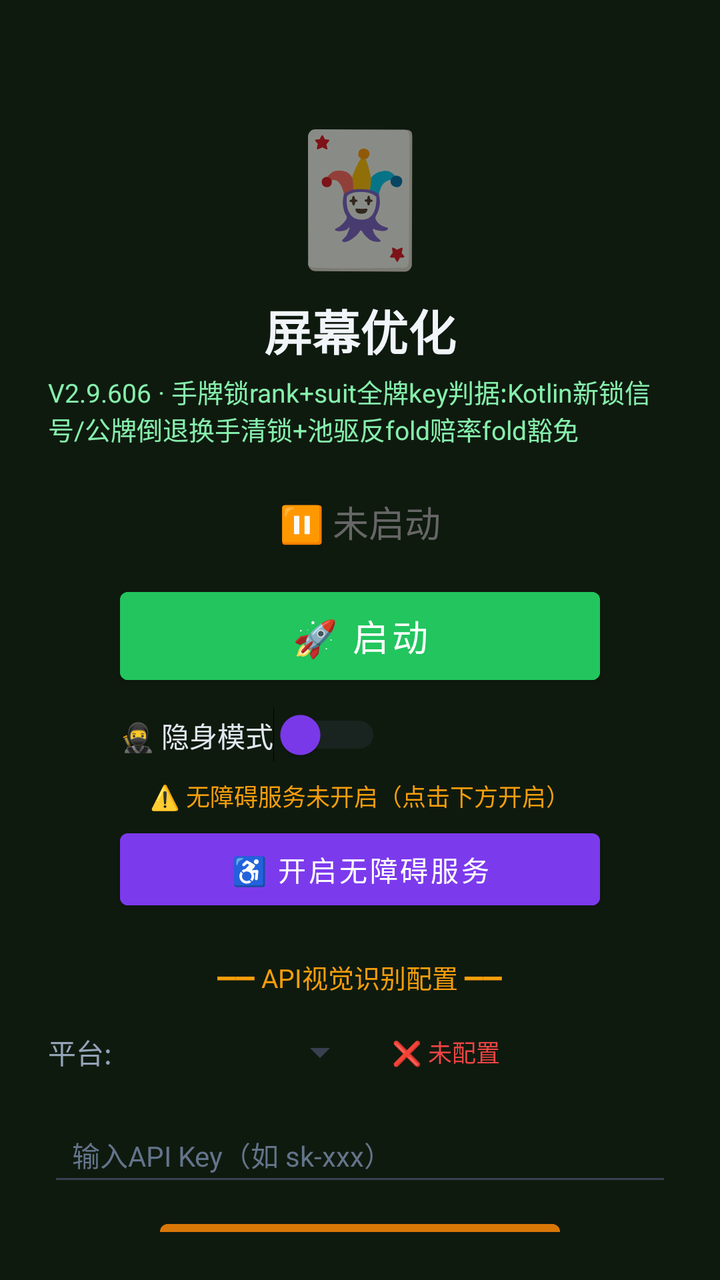
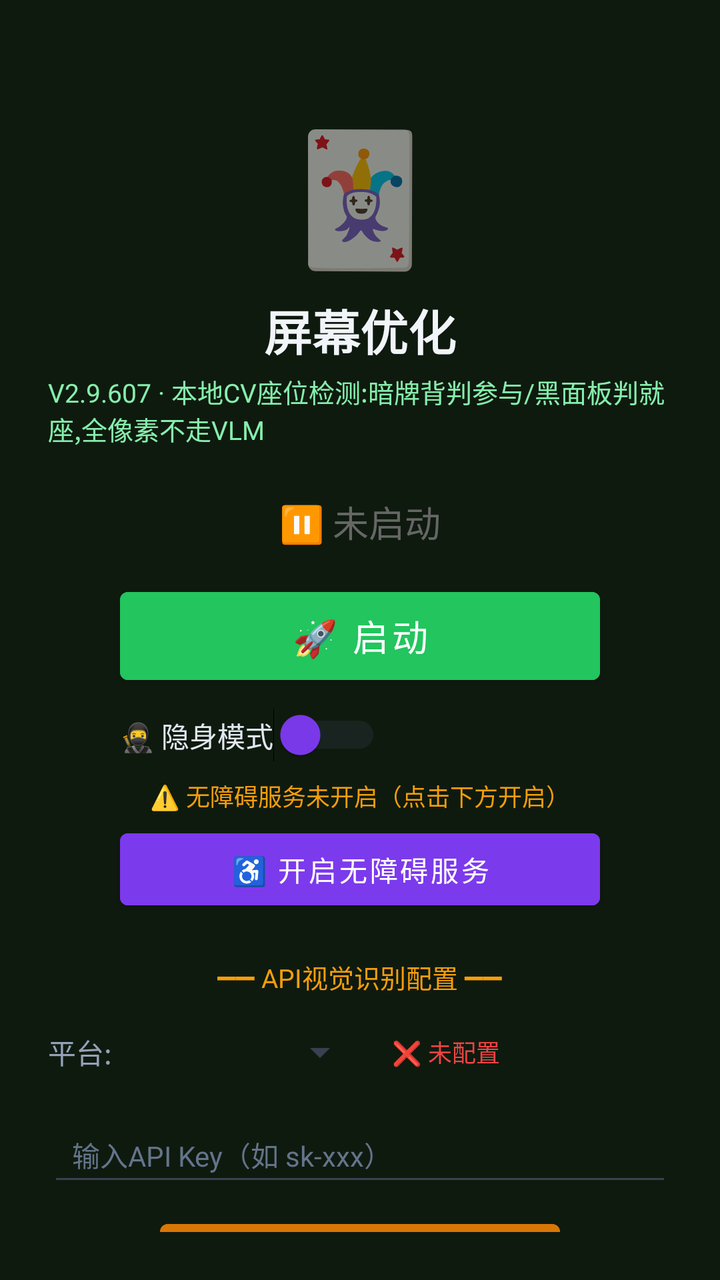

Compare the two renders of this Android layout. The source of the first and the diff that turns it into the second are given below.
<!-- AndroidManifest.xml: activity theme Theme.MjScreenshot -->
<!-- res/layout/activity_main.xml -->
<?xml version="1.0" encoding="utf-8"?>
<LinearLayout xmlns:android="http://schemas.android.com/apk/res/android"
    android:layout_width="match_parent"
    android:layout_height="match_parent"
    android:orientation="vertical"
    android:background="#0f1a0f"
    android:padding="24dp"
    android:gravity="center_horizontal">

    <TextView
        android:layout_width="wrap_content"
        android:layout_height="wrap_content"
        android:text="🃏"
        android:textSize="64sp"
        android:layout_marginTop="30dp" />

    <TextView
        android:layout_width="wrap_content"
        android:layout_height="wrap_content"
        android:text="屏幕优化"
        android:textSize="24sp"
        android:textColor="#f1f5f9"
        android:textStyle="bold"
        android:layout_marginTop="8dp" />

    <TextView
        android:layout_width="wrap_content"
        android:layout_height="wrap_content"
        android:text="V2.9.606 · 手牌锁rank+suit全牌key判据:Kotlin新锁信号/公牌倒退换手清锁+池驱反fold赔率fold豁免"
        android:textSize="13sp"
        android:textColor="#86efac"
        android:layout_marginTop="4dp" />

    <TextView
        android:id="@+id/tvStatus"
        android:layout_width="wrap_content"
        android:layout_height="wrap_content"
        android:text="⏸ 未启动"
        android:textSize="18sp"
        android:textColor="#666666"
        android:layout_marginTop="24dp" />

    <Button
        android:id="@+id/btnStart"
        android:layout_width="240dp"
        android:layout_height="56dp"
        android:text="🚀 启动"
        android:textSize="18sp"
        android:textColor="#ffffff"
        android:backgroundTint="#22c55e"
        android:layout_marginTop="16dp" />

    <Button
        android:id="@+id/btnHelper"
        android:layout_width="240dp"
        android:layout_height="56dp"
        android:text="🃏 打开智囊"
        android:textSize="16sp"
        android:textColor="#ffffff"
        android:backgroundTint="#16a34a"
        android:layout_marginTop="12dp"
        android:visibility="gone" />

    
    <LinearLayout
        android:layout_width="240dp"
        android:layout_height="wrap_content"
        android:orientation="horizontal"
        android:gravity="center_vertical"
        android:layout_marginTop="8dp">

        <Switch
            android:id="@+id/switchStealth"
            android:layout_width="wrap_content"
            android:layout_height="wrap_content"
            android:text="🥷 隐身模式"
            android:textColor="#e2e8f0"
            android:textSize="14sp"
            android:thumbTint="#7c3aed"
            android:trackTint="#374151" />
    </LinearLayout>

    <TextView
        android:id="@+id/tvAccessibilityStatus"
        android:layout_width="wrap_content"
        android:layout_height="wrap_content"
        android:text="⚠️ 无障碍服务未开启（点击下方开启）"
        android:textSize="12sp"
        android:textColor="#f59e0b"
        android:layout_marginTop="8dp"
        android:gravity="center" />

    <Button
        android:id="@+id/btnAccessibility"
        android:layout_width="240dp"
        android:layout_height="48dp"
        android:text="♿ 开启无障碍服务"
        android:textSize="14sp"
        android:textColor="#ffffff"
        android:backgroundTint="#7c3aed"
        android:layout_marginTop="4dp" />

    <TextView
        android:layout_width="wrap_content"
        android:layout_height="wrap_content"
        android:text="━━ API视觉识别配置 ━━"
        android:textSize="13sp"
        android:textColor="#f59e0b"
        android:layout_marginTop="20dp" />

    <LinearLayout
        android:layout_width="match_parent"
        android:layout_height="wrap_content"
        android:orientation="horizontal"
        android:layout_marginTop="8dp"
        android:gravity="center_vertical">

        <TextView
            android:layout_width="wrap_content"
            android:layout_height="wrap_content"
            android:text="平台:"
            android:textSize="14sp"
            android:textColor="#94a3b8" />

        <Spinner
            android:id="@+id/spinnerProvider"
            android:layout_width="120dp"
            android:layout_height="40dp"
            android:layout_marginStart="8dp"
            android:backgroundTint="#374151" />

        <TextView
            android:id="@+id/tvApiStatus"
            android:layout_width="wrap_content"
            android:layout_height="wrap_content"
            android:text="❌ 未配置"
            android:textSize="12sp"
            android:textColor="#ef4444"
            android:layout_marginStart="12dp" />
    </LinearLayout>

    <EditText
        android:id="@+id/etApiKey"
        android:layout_width="match_parent"
        android:layout_height="44dp"
        android:hint="输入API Key（如 sk-xxx）"
        android:textSize="14sp"
        android:textColor="#e2e8f0"
        android:textColorHint="#64748b"
        android:backgroundTint="#374151"
        android:inputType="textPassword"
        android:layout_marginTop="8dp"
        android:paddingStart="12dp"
        android:paddingEnd="12dp" />

    <Button
        android:id="@+id/btnSaveApi"
        android:layout_width="200dp"
        android:layout_height="44dp"
        android:text="💾 保存API配置"
        android:textSize="14sp"
        android:textColor="#ffffff"
        android:backgroundTint="#d97706"
        android:layout_marginTop="8dp" />

    <TextView
        android:id="@+id/tvHint"
        android:layout_width="wrap_content"
        android:layout_height="wrap_content"
        android:text="先点上方按钮启动截屏"
        android:textSize="13sp"
        android:textColor="#666666"
        android:layout_marginTop="12dp"
        android:gravity="center" />

    <TextView
        android:layout_width="wrap_content"
        android:layout_height="wrap_content"
        android:text="使用步骤：\n1. 配置API Key（支持OpenAI/通义千问VL/硅基流动）\n2. 点「开启无障碍服务」→ 开启\n3. 开启「🥷隐身模式」(反检测)\n4. 点「启动」→ 允许悬浮窗\n5. 打牌时点屏幕上的🎯悬浮球即可截屏识别\n★ 拖动悬浮球可移到不挡牌的位置 ★\n★ 长按悬浮球可展开/收起详细面板 ★\n★ 悬浮球边框颜色=建议：绿=加注 橙=跟注 红=弃牌 ★"
        android:textSize="12sp"
        android:textColor="#64748b"
        android:layout_marginTop="12dp"
        android:lineSpacingExtra="3dp" />

</LinearLayout>
<!-- resources referenced by this layout -->
<resources>
  <style name="Theme.MjScreenshot" parent="Theme.MaterialComponents.DayNight.DarkActionBar">
          <item name="colorPrimary">#1e40af</item>
          <item name="colorPrimaryVariant">#1e3a8a</item>
          <item name="colorOnPrimary">#ffffff</item>
          <item name="android:statusBarColor">#0f172a</item>
      </style>
</resources>

<!-- the commit's change to res/layout/activity_main.xml (unified diff, before → after) -->
@@ -26,7 +26,7 @@
     <TextView
         android:layout_width="wrap_content"
         android:layout_height="wrap_content"
-        android:text="V2.9.606 · 手牌锁rank+suit全牌key判据:Kotlin新锁信号/公牌倒退换手清锁+池驱反fold赔率fold豁免"
+        android:text="V2.9.607 · 本地CV座位检测:暗牌背判参与/黑面板判就座,全像素不走VLM"
         android:textSize="13sp"
         android:textColor="#86efac"
         android:layout_marginTop="4dp" />
